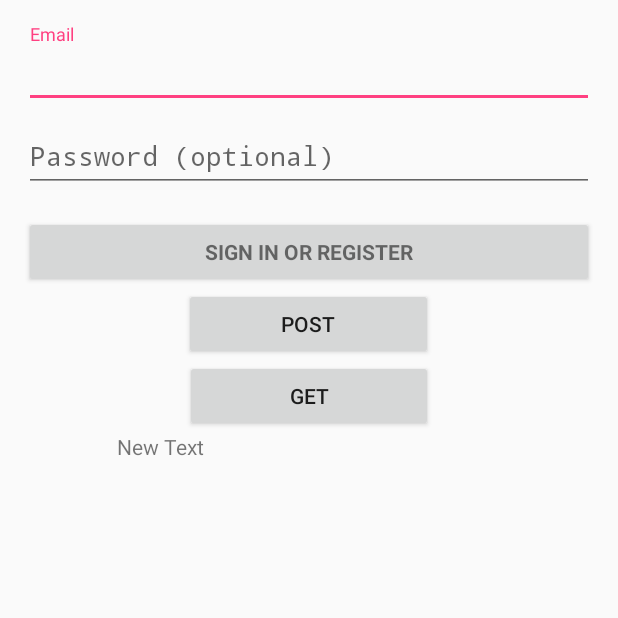
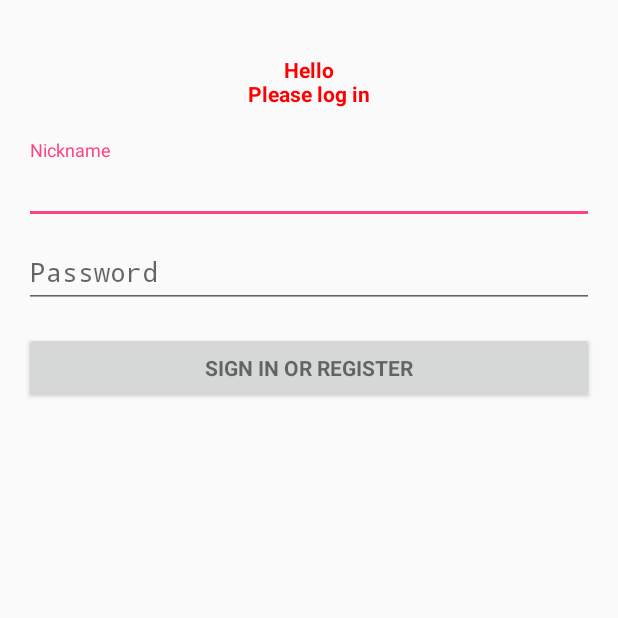
Before and after one commit to urbanek32/21GameClient_Android, an Android app: the screen it shows after launch (LoginActivity), on a phone screen of 412 x 824 dp, the top half of it. Run offline under Robolectric (Android 15) with nearby library versions, the phone set to English and light mode, and no system bars; libraries missing offline, so code that uses them is left out: com.squareup.okhttp.

Commit message:
Working Login Form

```diff
--- a/app/src/main/res/layout/activity_login.xml
+++ b/app/src/main/res/layout/activity_login.xml
@@ -7,6 +7,22 @@
     android:paddingTop="@dimen/activity_vertical_margin" tools:context=".LoginActivity">
 
     <!-- Login progress -->
+
+    <TextView
+        android:layout_width="match_parent"
+        android:layout_height="77dp"
+        android:text="@string/header_login_form"
+        android:id="@+id/headerView"
+        android:gravity="center"
+        android:textStyle="bold"
+        android:textIsSelectable="false"
+        android:textColor="#ff0000"
+        android:singleLine="false"
+        android:inputType="none"
+        android:elegantTextHeight="false"
+        android:contextClickable="false"
+        android:autoText="false" />
+
     <ProgressBar android:id="@+id/login_progress" style="?android:attr/progressBarStyleLarge"
         android:layout_width="wrap_content" android:layout_height="wrap_content"
         android:layout_marginBottom="8dp" android:visibility="gone" />
@@ -21,10 +37,11 @@
             <android.support.design.widget.TextInputLayout android:layout_width="match_parent"
                 android:layout_height="wrap_content">
 
-                <AutoCompleteTextView android:id="@+id/email" android:layout_width="match_parent"
-                    android:layout_height="wrap_content" android:hint="@string/prompt_email"
-                    android:inputType="textEmailAddress" android:maxLines="1"
-                    android:singleLine="true" />
+                <AutoCompleteTextView android:id="@+id/nickname" android:layout_width="match_parent"
+                    android:layout_height="wrap_content" android:hint="@string/prompt_nickname"
+                    android:maxLines="1"
+                    android:singleLine="true"
+                    android:inputType="text" />
 
             </android.support.design.widget.TextInputLayout>
 
@@ -35,36 +52,16 @@
                     android:layout_height="wrap_content" android:hint="@string/prompt_password"
                     android:imeActionId="@+id/login"
                     android:imeActionLabel="@string/action_sign_in_short"
-                    android:imeOptions="actionUnspecified" android:inputType="textPassword"
-                    android:maxLines="1" android:singleLine="true" />
+                    android:imeOptions="actionUnspecified"
+                    android:maxLines="1" android:singleLine="true"
+                    android:inputType="textPassword" />
 
             </android.support.design.widget.TextInputLayout>
 
-            <Button android:id="@+id/email_sign_in_button" style="?android:textAppearanceSmall"
+            <Button android:id="@+id/login_button" style="?android:textAppearanceSmall"
                 android:layout_width="match_parent" android:layout_height="wrap_content"
                 android:layout_marginTop="16dp" android:text="@string/action_sign_in"
                 android:textStyle="bold" />
-
-            <Button
-                android:layout_width="166dp"
-                android:layout_height="wrap_content"
-                android:text="POST"
-                android:id="@+id/postButton"
-                android:layout_gravity="center_horizontal" />
-
-            <Button
-                android:layout_width="165dp"
-                android:layout_height="wrap_content"
-                android:text="GET"
-                android:id="@+id/getButton"
-                android:layout_gravity="center_horizontal" />
-
-            <TextView
-                android:layout_width="255dp"
-                android:layout_height="wrap_content"
-                android:text="New Text"
-                android:id="@+id/textView"
-                android:layout_gravity="center_horizontal" />
 
         </LinearLayout>
     </ScrollView>
--- a/app/src/main/res/values/strings.xml
+++ b/app/src/main/res/values/strings.xml
@@ -2,16 +2,16 @@
     <string name="app_name">UberOczkoProjekt</string>
 
     <!-- Strings related to login -->
-    <string name="prompt_email">Email</string>
-    <string name="prompt_password">Password (optional)</string>
+    <string name="prompt_nickname">Nickname</string>
+    <string name="prompt_password">Password</string>
     <string name="action_sign_in">Sign in or register</string>
     <string name="action_sign_in_short">Sign in</string>
-    <string name="error_invalid_email">This email address is invalid</string>
+    <string name="error_invalid_nickname">This nickname is too short</string>
     <string name="error_invalid_password">This password is too short</string>
-    <string name="error_incorrect_password">This password is incorrect</string>
     <string name="error_field_required">This field is required</string>
-    <string name="permission_rationale">"Contacts permissions are needed for providing email
-        completions."
-    </string>
+    <string name="error_user_exists">This user already exists</string>
+
+
+    <string name="header_login_form">Hello\nPlease log in</string>
     <string name="title_activity_game">GameActivity</string>
 </resources>
```
Also changed, not shown: app/src/main/java/tk/daruhq/uberoczkoprojekt/LoginActivity.java (+152 -27 lines).
